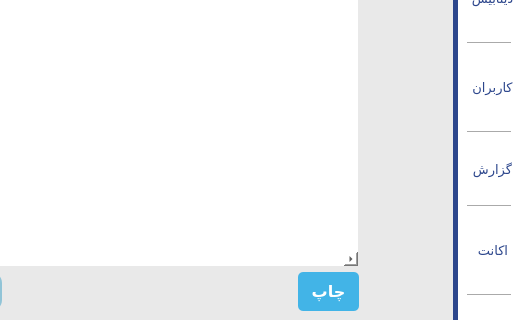
First picture: the form in main.ui, repository AmirNikravan/Barcode, before the edit; both pictures show x 259 to 779 and y 266 to 586 of the 779 by 586 pixel window.
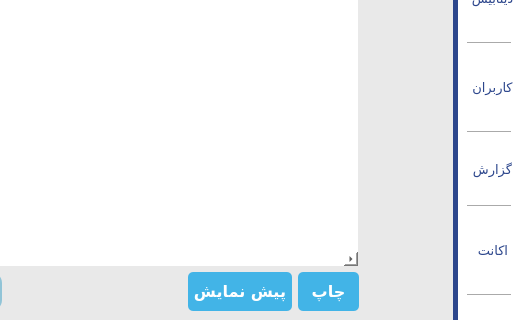
Second picture: the form after the edit. The open tabs and pages were chosen to show the change. Icons and pictures are not drawn.

```diff
--- a/main.ui
+++ b/main.ui
@@ -894,6 +894,35 @@
               </property>
              </spacer>
             </item>
+            <item>
+             <widget class="QToolButton" name="toolButton_preview">
+              <property name="minimumSize">
+               <size>
+                <width>61</width>
+                <height>39</height>
+               </size>
+              </property>
+              <property name="font">
+               <font>
+                <family>IRANSansXFaNum</family>
+                <pointsize>12</pointsize>
+                <weight>75</weight>
+                <bold>true</bold>
+               </font>
+              </property>
+              <property name="styleSheet">
+               <string notr="true">QToolButton{ border: none; background: none; 
+border-radius:5px;
+color: #FFFFFF;
+	background-color: #42B4E7;
+}
+</string>
+              </property>
+              <property name="text">
+               <string>پیش نمایش</string>
+              </property>
+             </widget>
+            </item>
             <item>
              <widget class="QToolButton" name="toolButton_print">
               <property name="minimumSize">
```
Left out of the diff: 7 changed lines with no effect on the pictures.
